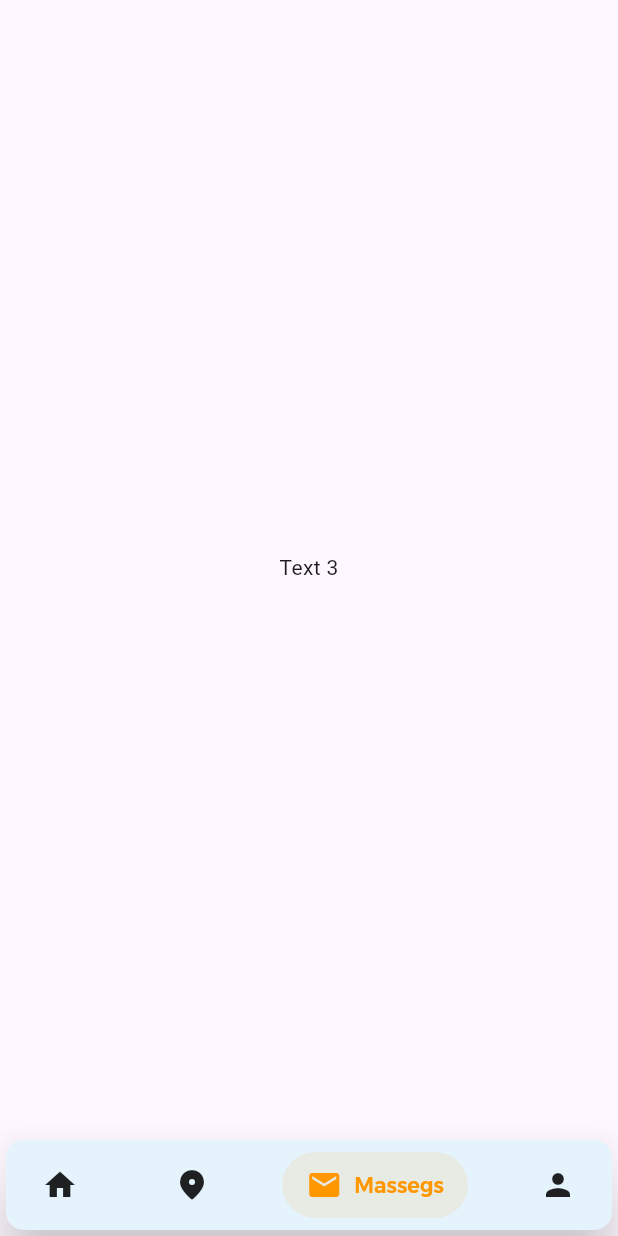
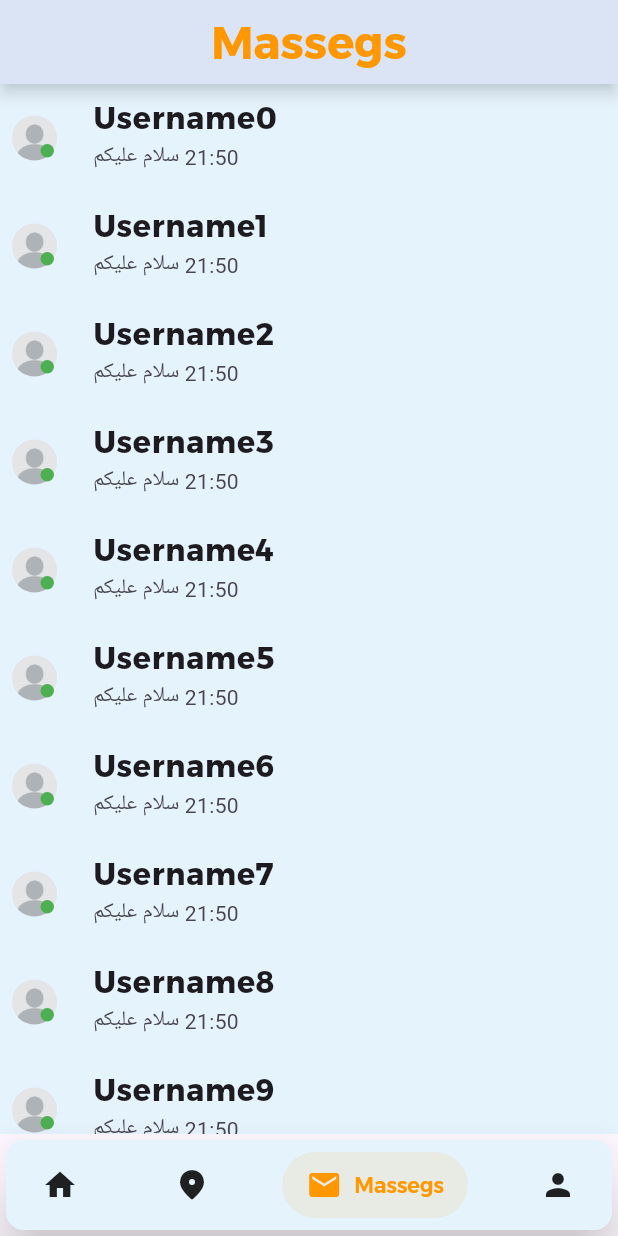
Before and after one commit to Bachir-Beniouzghoud/khadmat, a Flutter app: the screen it shows after launch, item 3 of the bottom bar chosen, on a phone screen of 412 x 824 dp. Run offline on Flutter 3.47's test engine with Material 3 defaults, Android fonts, the phone set to English and light mode, and no system bars; drawn by our look-alikes of salomon_bottom_bar; our stand-ins replace device_preview, get.

Commit message:
add chat and masseg and Profaile

```diff
--- a/lib/Constante/static.dart
+++ b/lib/Constante/static.dart
@@ -4,6 +4,7 @@ import 'package:get/get_utils/get_utils.dart';
 import 'package:get/instance_manager.dart';
 import 'package:khadamat/Constante/AppColors.dart';
 import 'package:khadamat/Viwe/Screan/Home.dart';
+import 'package:khadamat/Viwe/Screan/Masseges.dart';
 import 'package:khadamat/data/model/onBordingModle.dart';
 
 class dataStatic {
@@ -21,6 +22,8 @@ class dataStatic {
   static final List<Widget> Scren = [
     Home(),
     Center(child: Text("Text Tow ")),
+    ScrinMassegs(),
+
     Center(child: Text("Text 3")),
     Center(child: Text("Text 4")),
   ];
--- a/lib/Local/Local.dart
+++ b/lib/Local/Local.dart
@@ -33,6 +33,7 @@ class MyLocal implements Translations {
       "25": "الفئات",
       "26": "عرض الكل>",
       "27": "الشائعة",
+      "28": "الرسائل ",
     },
     "en": {
       "1": "Contribute to your self-development",
@@ -62,7 +63,8 @@ class MyLocal implements Translations {
       "24": "Hi 👋",
       "25": "Category",
       "26": "View all >",
-      "27":"The rumor",
+      "27": "The rumor",
+      "28": "Massegs",
     },
   };
 }
--- /dev/null
+++ b/lib/Viwe/Screan/Masseges.dart
@@ -0,0 +1,31 @@
+import 'package:flutter/material.dart';
+import 'package:get/get.dart';
+import 'package:khadamat/Constante/AppColors.dart';
+import 'package:khadamat/Constante/ThimeApp.dart';
+import 'package:khadamat/Viwe/Widget/Massegs/Chat.dart';
+
+class ScrinMassegs extends StatelessWidget {
+  const ScrinMassegs({super.key});
+  @override
+  Widget build(BuildContext context) {
+    return Scaffold(
+      backgroundColor: AppColors.ScafoldColor,
+      appBar: AppBar(
+        elevation: 4,
+        shadowColor: AppColors.ScafoldColor,
+        backgroundColor: AppColors.ScafoldColor,
+        title: Text(
+          "28".tr,
+          style: themeArabic.textTheme.headlineLarge?.copyWith(
+            color: Colors.orange,
+            fontWeight: FontWeight.bold,
+            fontSize: 30,
+          ),
+        ),
+        centerTitle: true,
+        automaticallyImplyLeading: false,
+      ),
+      body: Chat(),
+    );
+  }
+}
--- /dev/null
+++ b/lib/Viwe/Widget/Massegs/Chat.dart
@@ -0,0 +1,65 @@
+import 'package:flutter/material.dart';
+import 'package:khadamat/Constante/ThimeApp.dart';
+import 'package:khadamat/Constante/static.dart';
+
+class Chat extends StatelessWidget {
+  const Chat({super.key});
+
+  @override
+  Widget build(BuildContext context) {
+    return ListView.builder(
+      // padding: EdgeInsets.all(5),
+      itemCount: 50,
+      itemBuilder: (context, index) {
+        return Container(
+          // color: AppColors.ScafoldColor,
+          margin: EdgeInsets.symmetric(horizontal: 8),
+          child: Row(
+            spacing: 8,
+            children: [
+              Stack(
+                children: [
+                  CircleAvatar(
+                    maxRadius: 15,
+                    backgroundImage: AssetImage(
+                      "${dataStatic.urlimge}/Persion.jpg",
+                    ),
+                    foregroundColor: Colors.green,
+                  ),
+                  Positioned(
+                    bottom: 2,
+                    right: 2,
+                    child: Container(
+                      width: 9,
+                      height: 9,
+                      decoration: BoxDecoration(
+                        color: Colors.green,
+                        shape: BoxShape.circle,
+                        border: Border.all(color: Colors.green, width: 1),
+                      ),
+                    ),
+                  ),
+                ],
+              ),
+              // Text(
+              //   "Username $index",
+              //   style: themeArabic.textTheme.headlineLarge,
+              // ),
+              Expanded(
+                child: ListTile(
+                  subtitle: Row(
+                    children: [Text("سلام عليكم "), Text("21:50")],
+                  ), //Laste Massege in get form Data Base
+                  title: Text(
+                    "Username$index",
+                    style: TextStyle(fontSize: 20),
+                  ), //Get Username fromm Data Base
+                ),
+              ),
+            ],
+          ),
+        );
+      },
+    );
+  }
+}
--- a/lib/main.dart
+++ b/lib/main.dart
@@ -6,6 +6,7 @@ import 'package:khadamat/Local/Local.dart';
 import 'package:khadamat/Swich.dart';
 import 'package:khadamat/Viwe/Screan/Forget_Password.dart';
 import 'package:khadamat/Viwe/Screan/Login.dart';
+import 'package:khadamat/Viwe/Screan/Masseges.dart';
 import 'package:khadamat/Viwe/Screan/Sigin_up.dart';
 import 'package:khadamat/Viwe/Screan/onBording.dart';
 
@@ -39,6 +40,7 @@ class MyApp extends StatelessWidget {
         GetPage(name: "/Login", page: () => Login()),
         GetPage(name: "/ForgetPassword", page: () => ForgetPassword()),
         GetPage(name: "/SignUp", page: () => SignUp()),
+        GetPage(name: "/ScrinMassegs", page: () => ScrinMassegs()),
       ],
       // darkTheme: ThemeData.dark(),
       // highContrastTheme: ThemeData.light(),
```
